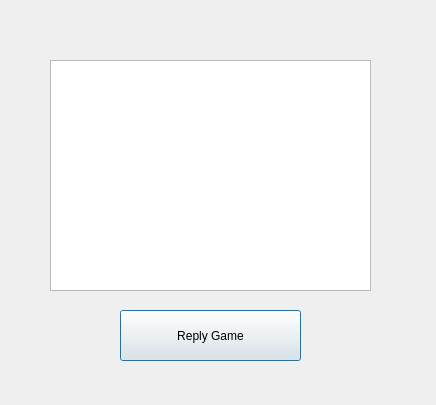
Jolinejo/Advanced-Tic-Tac-Toe, file tictactoev/gameslist.ui: the form before one commit.
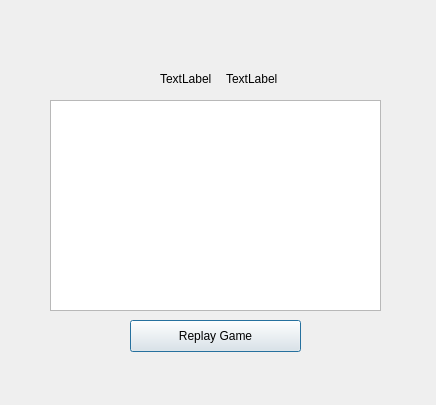
The form after the commit.

The edit to the form file:
```diff
--- a/tictactoev/gameslist.ui
+++ b/tictactoev/gameslist.ui
@@ -13,30 +13,56 @@
   <property name="windowTitle">
    <string>Dialog</string>
   </property>
-  <widget class="QListWidget" name="listWidget">
-   <property name="geometry">
-    <rect>
-     <x>50</x>
-     <y>60</y>
-     <width>321</width>
-     <height>231</height>
-    </rect>
-   </property>
-  </widget>
   <widget class="QPushButton" name="pushButton">
    <property name="geometry">
     <rect>
-     <x>120</x>
-     <y>310</y>
-     <width>181</width>
-     <height>51</height>
+     <x>130</x>
+     <y>320</y>
+     <width>171</width>
+     <height>32</height>
     </rect>
    </property>
    <property name="styleSheet">
     <string notr="true"/>
    </property>
    <property name="text">
-    <string>Reply Game</string>
+    <string>Replay Game</string>
+   </property>
+  </widget>
+  <widget class="QWidget" name="">
+   <property name="geometry">
+    <rect>
+     <x>160</x>
+     <y>70</y>
+     <width>126</width>
+     <height>18</height>
+    </rect>
+   </property>
+   <layout class="QHBoxLayout" name="horizontalLayout">
+    <item>
+     <widget class="QLabel" name="label">
+      <property name="text">
+       <string>TextLabel</string>
+      </property>
+     </widget>
+    </item>
+    <item>
+     <widget class="QLabel" name="label_2">
+      <property name="text">
+       <string>TextLabel</string>
+      </property>
+     </widget>
+    </item>
+   </layout>
+  </widget>
+  <widget class="QListWidget" name="listWidget">
+   <property name="geometry">
+    <rect>
+     <x>50</x>
+     <y>100</y>
+     <width>331</width>
+     <height>211</height>
+    </rect>
    </property>
   </widget>
  </widget>
```
